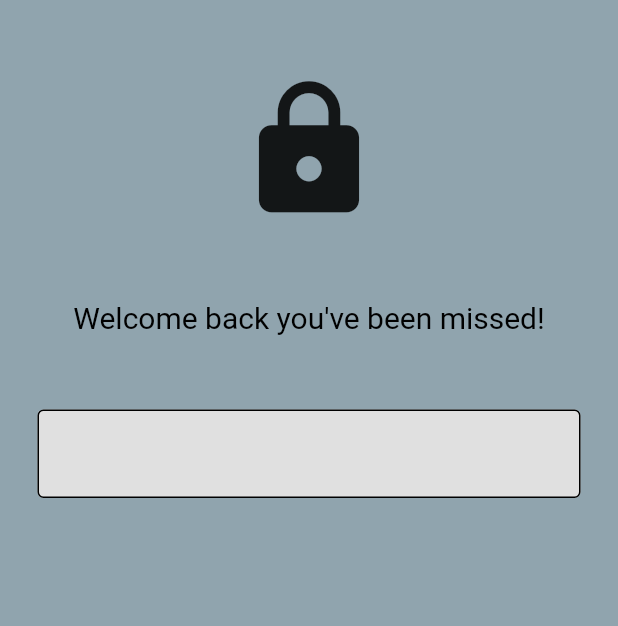
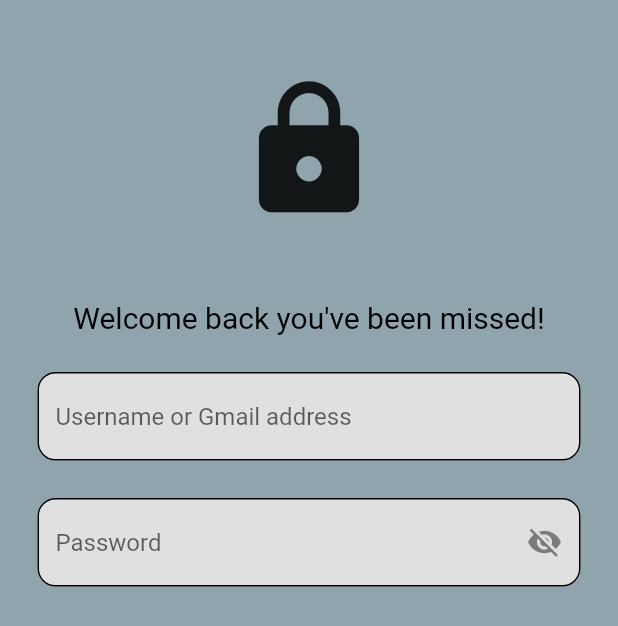
Before and after one commit to SOMBIT4/Tiral_Merchandise-Galaxy-FLUTTER-PROJECT, a Flutter app: the screen it shows after launch, on a phone screen of 412 x 824 dp. Shown: the top 626 px of the screen. Run offline on Flutter 3.47's test engine with Material 2 defaults, Android fonts, the phone set to English and light mode, and no system bars.

Commit message:
2nd change

```diff
--- /dev/null
+++ b/lib/components/my_texfield.dart
@@ -0,0 +1,38 @@
+import 'package:flutter/material.dart';
+
+class Mytextfield extends StatelessWidget {
+  final controller;
+  final String hintText;
+  final bool obscureText;
+
+  const Mytextfield({
+    super.key,
+    required this.controller,
+    required this.hintText,
+    required this.obscureText,
+  });
+
+  @override
+  Widget build(BuildContext context) {
+    return Padding(
+      padding: EdgeInsets.symmetric(horizontal: 25.0),
+      child: TextField(
+        controller: controller,
+        obscureText: obscureText,
+        decoration: InputDecoration(
+          enabledBorder: OutlineInputBorder(
+            borderSide: BorderSide(color: Colors.black),
+            borderRadius: BorderRadius.circular(12),
+          ),
+          focusedBorder: OutlineInputBorder(
+            borderSide: BorderSide(color: Colors.white),
+            borderRadius: BorderRadius.circular(12),
+          ),
+          fillColor: Colors.grey.shade300,
+          filled: true,
+          hintText: hintText,
+        ),
+      ),
+    );
+  }
+}
--- /dev/null
+++ b/lib/components/my_textfield1.dart
@@ -0,0 +1,44 @@
+import 'package:flutter/material.dart';
+
+class Mytextfield1 extends StatelessWidget {
+  final controller;
+  final String hintText;
+  final bool obscureText;
+
+  const Mytextfield1({
+    super.key,
+    required this.controller,
+    required this.hintText,
+    required this.obscureText,
+    required InputDecoration decoration,
+  });
+
+  @override
+  Widget build(BuildContext context) {
+    return Padding(
+      padding: EdgeInsets.symmetric(horizontal: 25.0),
+      child: TextField(
+        controller: controller,
+        obscureText: obscureText,
+        decoration: InputDecoration(
+          enabledBorder: OutlineInputBorder(
+            borderSide: BorderSide(color: Colors.black),
+            borderRadius: BorderRadius.circular(12),
+          ),
+          focusedBorder: OutlineInputBorder(
+            borderSide: BorderSide(color: Colors.white),
+            borderRadius: BorderRadius.circular(12),
+          ),
+          suffixIcon: IconButton(
+              onPressed: () {},
+              icon: const Icon(
+                Icons.visibility_off,
+              )),
+          fillColor: Colors.grey.shade300,
+          filled: true,
+          hintText: hintText,
+        ),
+      ),
+    );
+  }
+}
--- a/lib/main.dart
+++ b/lib/main.dart
@@ -11,7 +11,7 @@ class MyApp extends StatelessWidget {
 
   @override
   Widget build(BuildContext context) {
-    return const MaterialApp(
+    return MaterialApp(
       debugShowCheckedModeBanner: false,
       home: LoginPage(),
     );
--- a/lib/pages/login_pages.dart
+++ b/lib/pages/login_pages.dart
@@ -1,7 +1,13 @@
 import 'package:flutter/material.dart';
+import 'package:merchendise_galaxy/components/my_texfield.dart';
+import 'package:merchendise_galaxy/components/my_textfield1.dart';
 
 class LoginPage extends StatelessWidget {
-  const LoginPage({super.key});
+  LoginPage({super.key});
+
+//text editing controllers
+  final usernamecontroller = TextEditingController();
+  final passwordcontroller = TextEditingController();
 
   @override
   Widget build(BuildContext context) {
@@ -20,7 +26,7 @@ class LoginPage extends StatelessWidget {
               ),
               const SizedBox(height: 50),
 
-              Text(
+              const Text(
                 'Welcome back you\'ve been missed!',
                 style: TextStyle(
                   color: Colors.black,
@@ -28,22 +34,40 @@ class LoginPage extends StatelessWidget {
                 ),
               ),
 
-              const SizedBox(height: 50),
+              const SizedBox(height: 25),
+              //username field
+              Mytextfield(
+                controller: usernamecontroller,
+                hintText: 'Username or Gmail address',
+                obscureText: false,
+              ),
 
-              //username text field
-              Padding(
-                padding: EdgeInsets.symmetric(horizontal: 25.0),
-                child: TextField(
-                  decoration: InputDecoration(
-                    enabledBorder: OutlineInputBorder(
-                      borderSide: BorderSide(color: Colors.black),
-                    ),
-                    focusedBorder: OutlineInputBorder(
-                      borderSide: BorderSide(color: Colors.white),
-                    ),
-                    fillColor: Colors.grey.shade300,
-                    filled: true,
-                  ),
+              /*  Container(
+                child: Mytextfield(),
+                decoration: BoxDecoration(
+                    boxShadow: [
+                      BoxShadow(
+                        color: Colors.black38,
+                        offset: Offset(0, 15),
+                        blurRadius: 10.0,
+                        //   spreadRadius: 2.0,
+                      ),
+                    ]),
+              ),
+*/
+              const SizedBox(height: 25),
+              //password text field
+
+              Mytextfield1(
+                controller: passwordcontroller,
+                hintText: 'Password',
+                obscureText: true,
+                decoration: InputDecoration(
+                  suffixIcon: IconButton(
+                      onPressed: () {},
+                      icon: const Icon(
+                        Icons.visibility_off,
+                      )),
                 ),
               ),
             ],
```
